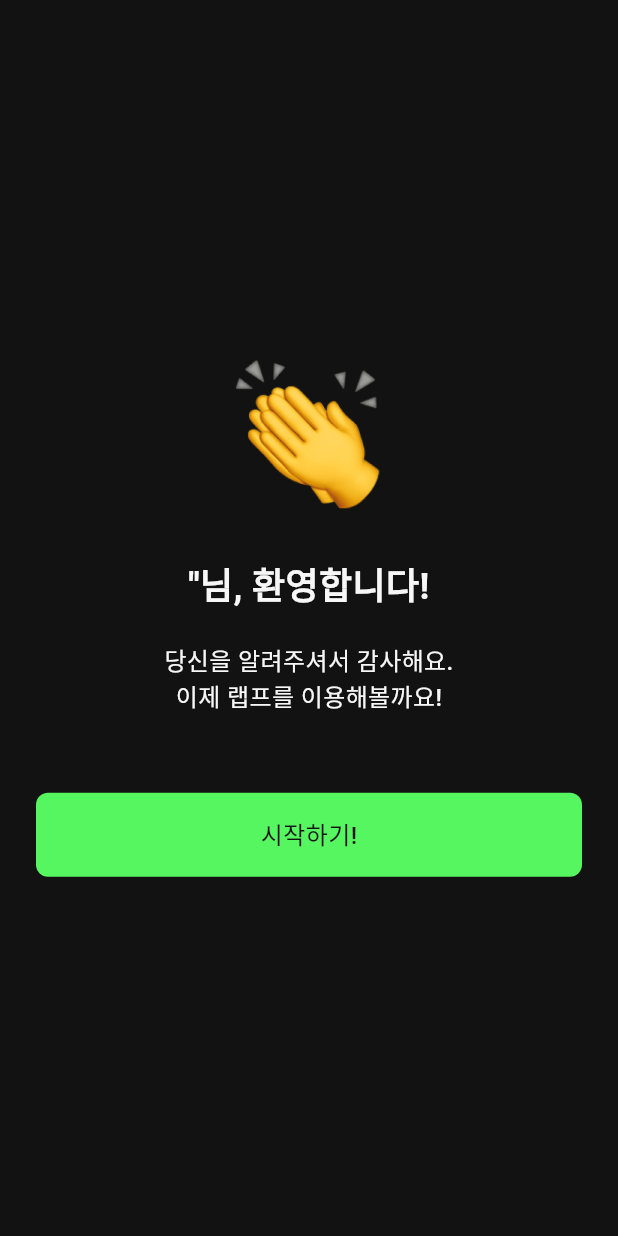
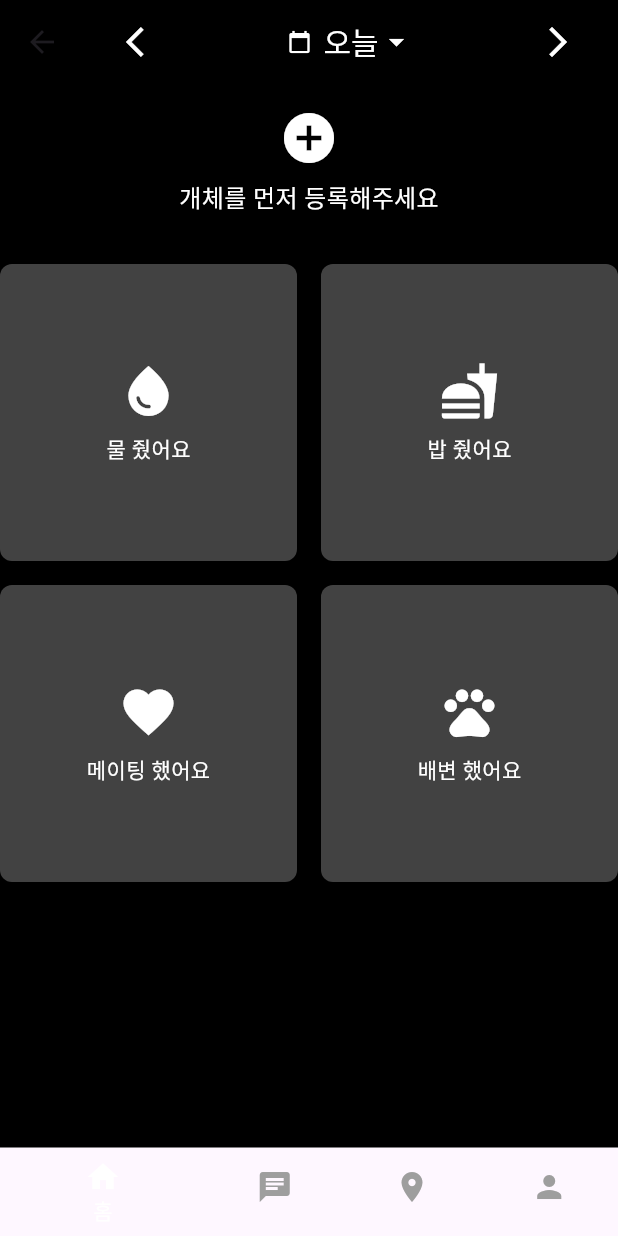
Before and after one commit to oobinkim/rep_f_Flutter, a Flutter app: the CompletionStep screen opened directly, after a tap on "시작하기!", on a phone screen of 412 x 824 dp. Run offline on Flutter 3.47's test engine with Material 3 defaults, Android fonts, the phone set to English and light mode, and no system bars; our stand-ins replace cloud_firestore, firebase_auth, firebase_core; accounts and stored records are empty; Roboto replaces fonts that are missing (Pretendard); project files that could hold a hidden picture were left out.

Commit message:
프로필 데이터 구조 변경 (users의 하위로 들어가도록 수정)

```diff
--- a/lib/main.dart
+++ b/lib/main.dart
@@ -3,6 +3,7 @@ import 'package:provider/provider.dart';
 import 'views/agreement_view.dart';
 import 'views/splash_view.dart';
 import 'views/profile_view/profile_view.dart';
+import 'views/home_view/home_view.dart';
 import 'views/registration_view/registration_view.dart';
 import 'viewmodels/splash_viewmodel.dart';
 import 'package:firebase_core/firebase_core.dart';
@@ -74,6 +75,7 @@ class MyApp extends StatelessWidget {
           '/agreement': (context) => AgreementView(),
           '/registration': (context) => RegistrationView(),
           '/profile': (context) => ProfileView(),
+          '/home': (context) => HomeView()
         },
       ),
     );
--- a/lib/services/registration_services/profile_services.dart
+++ b/lib/services/registration_services/profile_services.dart
@@ -4,8 +4,8 @@ import '../../viewmodels/profile_viewmodel.dart';
 class ProfileService {
   final FirebaseFirestore _firestore = FirebaseFirestore.instance;
 
-  // Firestore에 프로필 데이터 저장
-  Future<void> saveProfile(ProfileViewModel viewModel) async {
+  // Firestore에 프로필 데이터 저장 (users/{uid}/profiles/{profileDoc})
+  Future<void> saveProfile(String uid, ProfileViewModel viewModel) async {
     try {
       // Firestore에 저장할 데이터 구성
       final profileData = {
@@ -19,11 +19,14 @@ class ProfileService {
         "mainSpecies": viewModel.selectedSpecies.isNotEmpty
             ? viewModel.selectedSpecies
             : null,
-        "createdAt": FieldValue.serverTimestamp(),
       };
 
-      // Firestore 컬렉션에 데이터 저장
-      await _firestore.collection('profiles').add(profileData);
+      // Firestore 하위 컬렉션에 데이터 저장
+      await _firestore
+          .collection('users')
+          .doc(uid)
+          .collection('profiles')
+          .add(profileData);
 
       print("프로필 데이터가 성공적으로 저장되었습니다: $profileData");
     } catch (e) {
@@ -31,15 +34,18 @@ class ProfileService {
     }
   }
 
-  // Firestore에서 프로필 데이터 조회
-  Future<Map<String, dynamic>?> getProfile(String documentId) async {
+  // Firestore에서 특정 사용자 하위의 프로필 데이터 조회
+  Future<List<Map<String, dynamic>>> getProfiles(String uid) async {
     try {
-      final doc = await _firestore.collection('profiles').doc(documentId).get();
+      final querySnapshot = await _firestore
+          .collection('users')
+          .doc(uid)
+          .collection('profiles')
+          .get();
 
-      if (doc.exists) {
-        return doc.data();
-      }
-      return null;
+      return querySnapshot.docs
+          .map((doc) => doc.data() as Map<String, dynamic>)
+          .toList();
     } catch (e) {
       throw Exception("프로필 조회 실패: $e");
     }
--- a/lib/viewmodels/profile_viewmodel.dart
+++ b/lib/viewmodels/profile_viewmodel.dart
@@ -1,3 +1,4 @@
+import 'package:cloud_firestore/cloud_firestore.dart';
 import 'package:flutter/material.dart';
 
 class ProfileViewModel extends ChangeNotifier {
@@ -74,4 +75,28 @@ class ProfileViewModel extends ChangeNotifier {
   }
 
   bool get isPurposeSelected => selectedPurpose.isNotEmpty;
+
+  // Firestore에 프로필 저장
+  Future<void> saveProfile(String uid) async {
+    try {
+      final profileData = {
+        'selectedPurpose': selectedPurpose,
+        'businessNumber': businessNumber,
+        'NickName': NickName,
+        'personalName': personalName,
+        'selectedSpecies': selectedSpecies,
+      };
+
+      await FirebaseFirestore.instance
+          .collection('users') // 상위 컬렉션
+          .doc(uid) // 사용자 문서
+          .collection('profile') // 하위 컬렉션
+          .doc('userProfile') // 프로필 문서
+          .set(profileData);
+
+      print("프로필 저장 성공: $profileData");
+    } catch (e) {
+      print("프로필 저장 실패: $e");
+    }
+  }
 }
--- /dev/null
+++ b/lib/views/home_view/home_view.dart
@@ -0,0 +1,132 @@
+import 'package:flutter/material.dart';
+
+class HomeView extends StatelessWidget {
+  @override
+  Widget build(BuildContext context) {
+    return Scaffold(
+      backgroundColor: Colors.black, // 배경색
+      appBar: AppBar(
+        backgroundColor: Colors.black,
+        elevation: 0,
+        title: Row(
+          mainAxisAlignment: MainAxisAlignment.spaceBetween,
+          children: [
+            IconButton(
+              icon: Icon(Icons.arrow_back_ios, color: Colors.white),
+              onPressed: () {
+                // 이전 버튼 동작
+              },
+            ),
+            GestureDetector(
+              onTap: () {
+                // "오늘" 드롭다운 누를 시 동작
+                print("오늘 드롭다운 눌림");
+              },
+              child: Row(
+                children: [
+                  Icon(Icons.calendar_today, color: Colors.white, size: 16),
+                  SizedBox(width: 8),
+                  Text(
+                    "오늘",
+                    style: TextStyle(color: Colors.white, fontWeight: FontWeight.w500),
+                  ),
+                  Icon(Icons.arrow_drop_down, color: Colors.white),
+                ],
+              ),
+            ),
+            IconButton(
+              icon: Icon(Icons.arrow_forward_ios, color: Colors.white),
+              onPressed: () {
+                // 다음 버튼 동작
+              },
+            ),
+          ],
+        ),
+      ),
+      body: Column(
+        crossAxisAlignment: CrossAxisAlignment.center,
+        children: [
+          SizedBox(height: 16),
+          GestureDetector(
+            onTap: () {
+              // 개체 등록 버튼 동작
+            },
+            child: Column(
+              children: [
+                Icon(Icons.add_circle, color: Colors.white, size: 40),
+                SizedBox(height: 8),
+                Text(
+                  "개체를 먼저 등록해주세요",
+                  style: TextStyle(color: Colors.white, fontSize: 16),
+                ),
+              ],
+            ),
+          ),
+          SizedBox(height: 32),
+          GridView.count(
+            shrinkWrap: true,
+            crossAxisCount: 2,
+            mainAxisSpacing: 16,
+            crossAxisSpacing: 16,
+            children: [
+              _buildActionButton(Icons.water_drop, "물 줬어요"),
+              _buildActionButton(Icons.fastfood, "밥 줬어요"),
+              _buildActionButton(Icons.favorite, "메이팅 했어요"),
+              _buildActionButton(Icons.pets, "배변 했어요"),
+            ],
+          ),
+        ],
+      ),
+      bottomNavigationBar: BottomNavigationBar(
+        backgroundColor: Colors.black,
+        selectedItemColor: Colors.white,
+        unselectedItemColor: Colors.grey,
+        items: [
+          BottomNavigationBarItem(
+            icon: Icon(Icons.home),
+            label: "홈",
+          ),
+          BottomNavigationBarItem(
+            icon: Icon(Icons.chat),
+            label: "분양",
+          ),
+          BottomNavigationBarItem(
+            icon: Icon(Icons.location_on),
+            label: "샵 찾기",
+          ),
+          BottomNavigationBarItem(
+            icon: Icon(Icons.person),
+            label: "마이",
+          ),
+        ],
+      ),
+    );
+  }
+
+  // 버튼 빌더 함수
+  Widget _buildActionButton(IconData icon, String label) {
+    return GestureDetector(
+      onTap: () {
+        // 버튼 클릭 동작
+        print("$label 버튼 눌림");
+      },
+      child: Container(
+        decoration: BoxDecoration(
+          color: Colors.grey[800],
+          borderRadius: BorderRadius.circular(8),
+        ),
+        child: Column(
+          mainAxisAlignment: MainAxisAlignment.center,
+          children: [
+            Icon(icon, color: Colors.white, size: 40),
+            SizedBox(height: 8),
+            Text(
+              label,
+              style: TextStyle(color: Colors.white, fontSize: 14),
+            ),
+          ],
+        ),
+      ),
+    );
+  }
+}
--- a/lib/views/profile_view/profile_view+complition.dart
+++ b/lib/views/profile_view/profile_view+complition.dart
@@ -1,5 +1,6 @@
 import 'package:flutter/material.dart';
 import 'package:provider/provider.dart';
+import 'package:firebase_auth/firebase_auth.dart';
 import '../../viewmodels/profile_viewmodel.dart';
 import '../../services/registration_services/profile_services.dart';
 import '../../share/app_color.dart';
@@ -58,10 +59,24 @@ class CompletionStep extends StatelessWidget {
               isEnabled: true, // 버튼 항상 활성화
               onPressed: () async {
                 try {
-                  await ProfileService().saveProfile(viewModel); // 프로필 저장
-                  Navigator.pushReplacementNamed(context, "/home"); // 메인 화면으로 이동
+                  // FirebaseAuth로 현재 사용자 UID 가져오기
+                  final user = FirebaseAuth.instance.currentUser;
+
+                  if (user != null) {
+                    // UID 기반으로 프로필 저장
+                    await ProfileService().saveProfile(user.uid, viewModel);
+                    Navigator.pushReplacementNamed(context, "/home"); // 메인 화면으로 이동
+                  } else {
+                    throw Exception("사용자 인증 실패: UID를 가져올 수 없습니다.");
+                  }
                 } catch (e) {
                   print("데이터 저장 중 오류 발생: $e");
+                  ScaffoldMessenger.of(context).showSnackBar(
+                    SnackBar(
+                      content: Text("프로필 저장 중 오류가 발생했습니다."),
+                      backgroundColor: Colors.red,
+                    ),
+                  );
                 }
               },
               enabledColor: AppColors.lightGreen,
```
